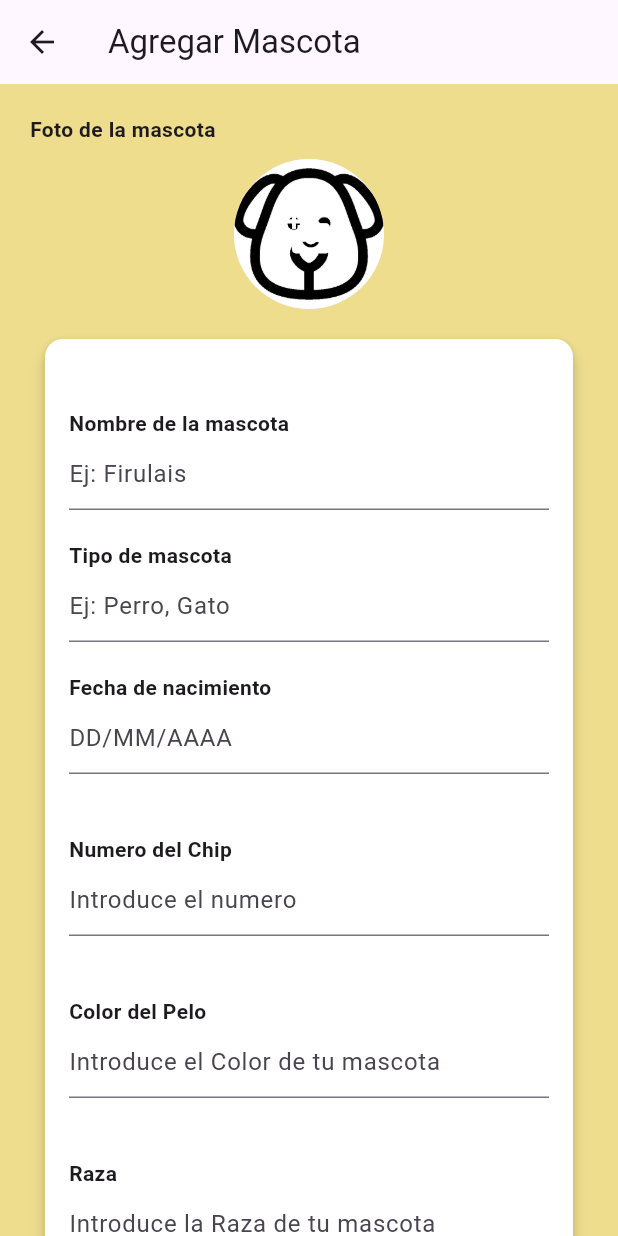
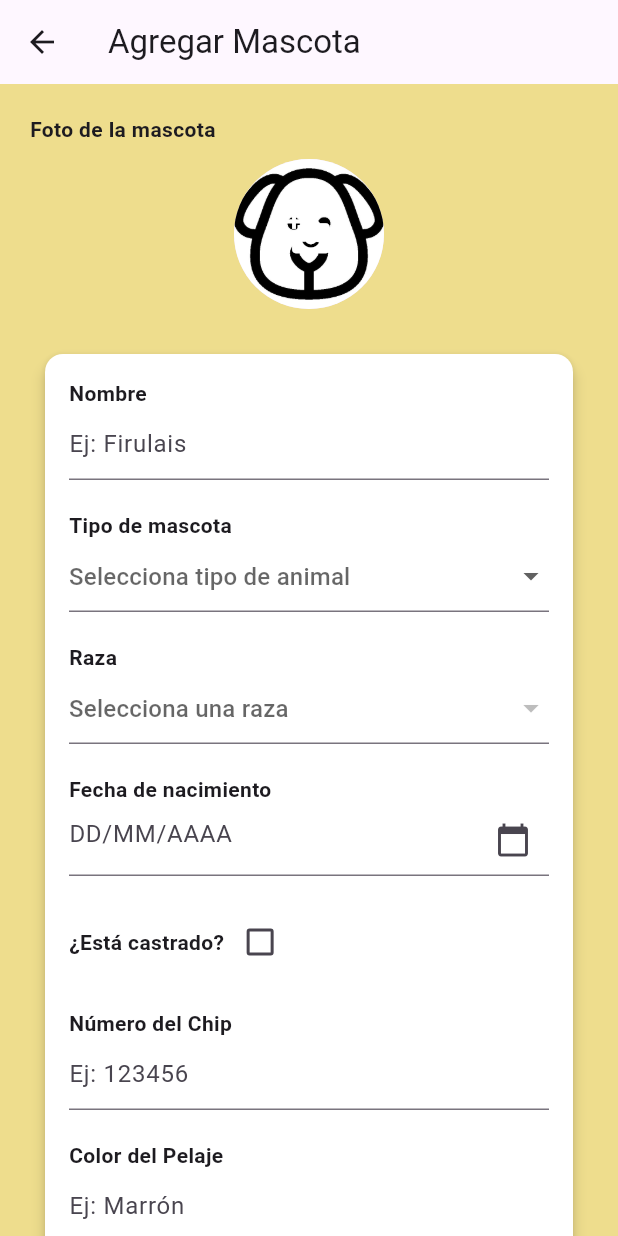
Before and after one commit to ElRisas1/pet_plan_pruebas, a Flutter app: the PantallaAgregarMascota screen opened directly, on a phone screen of 412 x 824 dp. Run offline on Flutter 3.47's test engine with Material 3 defaults, Android fonts, the phone set to English and light mode, and no system bars; our stand-ins replace carousel_slider, flutter_local_notifications, google_generative_ai, grouped_list, image_picker, qr_flutter and 3 more; accounts and stored records are empty.

Commit message:
se suben las mascotas a la base de datos, las imagenes no funcionan

```diff
--- a/lib/pantalla_agregar_mascota.dart
+++ b/lib/pantalla_agregar_mascota.dart
@@ -1,9 +1,10 @@
 import 'package:flutter/material.dart';
 import 'dart:io';
 import 'package:image_picker/image_picker.dart';
-//Pantallas
-
-// Pantalla para agregar mascota
+import 'package:supabase_flutter/supabase_flutter.dart';
+import 'package:uuid/uuid.dart';
+import 'package:path/path.dart' as path;
+import 'package:intl/intl.dart';
 
 class PantallaAgregarMascota extends StatefulWidget {
   const PantallaAgregarMascota({super.key});
@@ -13,28 +14,130 @@ class PantallaAgregarMascota extends StatefulWidget {
 }
 
 class _PantallaAgregarMascotaState extends State<PantallaAgregarMascota> {
+  final _formKey = GlobalKey<FormState>();
+  final TextEditingController _nombreController = TextEditingController();
+  final TextEditingController _fechaNacimientoController = TextEditingController();
+  final TextEditingController _numeroChipController = TextEditingController();
+  final TextEditingController _colorPelajeController = TextEditingController();
+  final TextEditingController _informacionExtraController = TextEditingController();
+  final TextEditingController _datosVeterinarioController = TextEditingController();
 
-  final _formKey = GlobalKey<FormState>(); // Clave para validar el formulario.
-  final TextEditingController _nombreController = TextEditingController(); // Para leer el campo "nombre".
-  final TextEditingController _tipoController = TextEditingController();   // Para leer el campo "tipo de mascota".
-  final TextEditingController _fechaNacimientoController = TextEditingController();// Para leer "fecha de nacimiento".
-  final TextEditingController _numeroChipController = TextEditingController();  //Para leer "numero chip"
-  final TextEditingController _colorPelajeController = TextEditingController();  //Para leer "color Pelaje"
-  final TextEditingController _razaController = TextEditingController();  //Para leer "raza"
-  final TextEditingController _informacionExtraController = TextEditingController();  //Para leer "Informacion extra"
-  final TextEditingController _datosVeterinarioController = TextEditingController();  //Para leer "Informacion extra"
+  File? _imagenMascota;
+  DateTime? _fechaSeleccionada;
+  String? _tipoAnimalSeleccionado;
+  List<String> _razas = [];
+  String? _razaSeleccionada;
+  bool _castrado = false;
 
-  File? _imagenMascota; // Variable que guardará la imagen seleccionada.
-
-  // FUNCION para seleccionar una imagen.
   Future<void> _seleccionarImagen() async {
     final ImagePicker picker = ImagePicker();
-    final XFile? imagenSeleccionada = await picker.pickImage(source: ImageSource.gallery); // esta linea abre la galería.
-
+    final XFile? imagenSeleccionada = await picker.pickImage(source: ImageSource.gallery);
     if (imagenSeleccionada != null) {
       setState(() {
-        _imagenMascota = File(imagenSeleccionada.path); // Guarda la imagen seleccionada en la variable.
+        _imagenMascota = File(imagenSeleccionada.path);
       });
+    }
+  }
+
+  Future<void> _seleccionarFecha(BuildContext context) async {
+    final DateTime? picked = await showDatePicker(
+      context: context,
+      initialDate: DateTime.now(),
+      firstDate: DateTime(2000),
+      lastDate: DateTime.now(),
+    );
+    if (picked != null) {
+      setState(() {
+        _fechaSeleccionada = picked;
+        _fechaNacimientoController.text = DateFormat('dd/MM/yyyy').format(picked);
+      });
+    }
+  }
+
+  void _cargarRazas() {
+    if (_tipoAnimalSeleccionado == 'Perro') {
+      _razas = ['Labrador', 'Bulldog', 'Pastor Alemán', 'Golden Retriever', 'Chihuahua'];
+    } else if (_tipoAnimalSeleccionado == 'Gato') {
+      _razas = ['Persa', 'Siames', 'Maine Coon', 'Bengalí', 'Esfinge'];
+    } else {
+      _razas = [];
+    }
+    _razaSeleccionada = null;
+  }
+
+  Future<void> _guardarMascota() async {
+    if (_formKey.currentState!.validate()) {
+      final user = Supabase.instance.client.auth.currentUser;
+      if (user == null) {
+        if (!mounted) return;
+        ScaffoldMessenger.of(context).showSnackBar(
+          const SnackBar(content: Text("Debes iniciar sesión")),
+        );
+        return;
+      }
+
+      String? fotoUrl;
+
+      if (_imagenMascota != null) {
+        final ext = path.extension(_imagenMascota!.path);
+        final fileName = '${const Uuid().v4()}$ext';
+        final filePath = 'mascotas/$fileName';
+        final bytes = await _imagenMascota!.readAsBytes();
+
+        try {
+          final response = await Supabase.instance.client.storage
+              .from('imagenesmascotas')
+              .uploadBinary(
+                filePath,
+                bytes,
+                fileOptions: const FileOptions(upsert: false),
+              );
+
+          print('✅ Imagen subida a: $filePath');
+          print('📦 Respuesta: $response');
+
+          fotoUrl = Supabase.instance.client.storage
+              .from('imagenesmascotas')
+              .getPublicUrl(filePath);
+
+          print('🔗 URL generada: $fotoUrl');
+        } catch (e) {
+          print('❌ ERROR al subir imagen: $e');
+          if (!mounted) return;
+          ScaffoldMessenger.of(context).showSnackBar(
+            SnackBar(content: Text('Error al subir la imagen: $e')),
+          );
+          return;
+        }
+      }
+
+      try {
+        await Supabase.instance.client.from('mascota').insert({
+          'Nombre': _nombreController.text,
+          'Edad': _fechaNacimientoController.text,
+          'Animal': _tipoAnimalSeleccionado,
+          'Castrado': _castrado ? 'Sí' : 'No',
+          'Color_pelaje': _colorPelajeController.text,
+          'Raza': _razaSeleccionada ?? 'Desconocida',
+          'Foto': fotoUrl ?? '',
+          'Informacion': _informacionExtraController.text,
+          'Veterinario': _datosVeterinarioController.text,
+          'Num_Chip': _numeroChipController.text,
+          'id_usuario': user.id,
+        }).select();
+
+        if (!mounted) return;
+        ScaffoldMessenger.of(context).showSnackBar(
+          const SnackBar(content: Text("Mascota guardada correctamente")),
+        );
+        Navigator.pop(context);
+      } catch (e) {
+        if (!mounted) return;
+        ScaffoldMessenger.of(context).showSnackBar(
+          SnackBar(content: Text("Error inesperado: $e")),
+        );
+        print('❌ Error al guardar mascota en la BD: $e');
+      }
     }
   }
 
@@ -46,7 +149,7 @@ class _PantallaAgregarMascotaState extends State<PantallaAgregarMascota> {
       body: SingleChildScrollView(
         padding: const EdgeInsets.all(20),
         child: Form(
-          key: _formKey, // Asocia el formulario a la clave para validación.
+          key: _formKey,
           child: Column(
             crossAxisAlignment: CrossAxisAlignment.start,
             children: [
@@ -54,108 +157,134 @@ class _PantallaAgregarMascotaState extends State<PantallaAgregarMascota> {
               const SizedBox(height: 10),
               Center(
                 child: GestureDetector(
-                  onTap: _seleccionarImagen, // Al tocar el avatar, se abre la galería.
+                  onTap: _seleccionarImagen,
                   child: CircleAvatar(
                     radius: 50,
                     backgroundImage: _imagenMascota != null
-                        ? FileImage(_imagenMascota!) // Muestra imagen si fue cargada
-                        : const AssetImage('assets/default.png') as ImageProvider, // Imagen por defecto
+                        ? FileImage(_imagenMascota!)
+                        : const AssetImage('assets/default.png') as ImageProvider,
                     child: _imagenMascota == null
-                        ? const Icon(Icons.add_a_photo, size: 30, color: Colors.white) // Ícono si no hay imagen
+                        ? const Icon(Icons.add_a_photo, size: 30, color: Colors.white)
                         : null,
                   ),
                 ),
               ),
+              const SizedBox(height: 20),
               Card(
                 elevation: 4,
-                shape: RoundedRectangleBorder(
-                  borderRadius: BorderRadius.circular(12),
-                ),
-                margin: const EdgeInsets.symmetric(vertical: 20, horizontal: 10),
+                shape: RoundedRectangleBorder(borderRadius: BorderRadius.circular(12)),
+                margin: const EdgeInsets.symmetric(vertical: 10, horizontal: 10),
                 color: Colors.white,
                 child: Padding(
                   padding: const EdgeInsets.all(16),
                   child: Column(
                     crossAxisAlignment: CrossAxisAlignment.start,
                     children: [
-                      const SizedBox(height: 30),
-                      const Text("Nombre de la mascota", style: TextStyle(fontWeight: FontWeight.bold)),
+                      const Text("Nombre", style: TextStyle(fontWeight: FontWeight.bold)),
                       TextFormField(
                         controller: _nombreController,
                         decoration: const InputDecoration(hintText: 'Ej: Firulais'),
                         validator: (value) => value == null || value.isEmpty ? 'Ingresa un nombre' : null,
                       ),
                       const SizedBox(height: 20),
-
                       const Text("Tipo de mascota", style: TextStyle(fontWeight: FontWeight.bold)),
-                      TextFormField(
-                        controller: _tipoController,
-                        decoration: const InputDecoration(hintText: 'Ej: Perro, Gato'),
+                      DropdownButtonFormField<String>(
+                        value: _tipoAnimalSeleccionado,
+                        decoration: const InputDecoration(hintText: 'Selecciona tipo de animal'),
+                        items: ['Perro', 'Gato']
+                            .map((tipo) => DropdownMenuItem(value: tipo, child: Text(tipo)))
+                            .toList(),
+                        onChanged: (value) {
+                          setState(() {
+                            _tipoAnimalSeleccionado = value;
+                            _cargarRazas();
+                          });
+                        },
+                        validator: (value) => value == null ? 'Selecciona el tipo de animal' : null,
                       ),
                       const SizedBox(height: 20),
-
+                      const Text("Raza", style: TextStyle(fontWeight: FontWeight.bold)),
+                      DropdownButtonFormField<String>(
+                        value: _razaSeleccionada,
+                        decoration: const InputDecoration(hintText: 'Selecciona una raza'),
+                        items: _razas
+                            .map((raza) => DropdownMenuItem(value: raza, child: Text(raza)))
+                            .toList(),
+                        onChanged: (value) {
+                          setState(() {
+                            _razaSeleccionada = value;
+                          });
+                        },
+                      ),
+                      const SizedBox(height: 20),
                       const Text("Fecha de nacimiento", style: TextStyle(fontWeight: FontWeight.bold)),
                       TextFormField(
                         controller: _fechaNacimientoController,
-                        decoration: const InputDecoration(hintText: 'DD/MM/AAAA'),
+                        readOnly: true,
+                        onTap: () => _seleccionarFecha(context),
+                        decoration: const InputDecoration(
+                          hintText: 'DD/MM/AAAA',
+                          suffixIcon: Icon(Icons.calendar_today),
+                        ),
+                        validator: (value) {
+                          if (value == null || value.isEmpty) {
+                            return 'Selecciona una fecha';
+                          }
+                          try {
+                            DateFormat('dd/MM/yyyy').parseStrict(value);
+                            return null;
+                          } catch (e) {
+                            return 'Formato de fecha inválido';
+                          }
+                        },
                       ),
-                      const SizedBox(height: 40),
-
-                      const Text("Numero del Chip", style: TextStyle(fontWeight: FontWeight.bold)),
+                      const SizedBox(height: 20),
+                      Row(
+                        children: [
+                          const Text("¿Está castrado?", style: TextStyle(fontWeight: FontWeight.bold)),
+                          Checkbox(
+                            value: _castrado,
+                            onChanged: (value) {
+                              setState(() {
+                                _castrado = value ?? false;
+                              });
+                            },
+                          ),
+                        ],
+                      ),
+                      const SizedBox(height: 20),
+                      const Text("Número del Chip", style: TextStyle(fontWeight: FontWeight.bold)),
                       TextFormField(
                         controller: _numeroChipController,
-                        decoration: const InputDecoration(hintText: 'Introduce el numero'),
+                        decoration: const InputDecoration(hintText: 'Ej: 123456'),
                       ),
-                      const SizedBox(height: 40),
-
-                      const Text("Color del Pelo", style: TextStyle(fontWeight: FontWeight.bold)),
+                      const SizedBox(height: 20),
+                      const Text("Color del Pelaje", style: TextStyle(fontWeight: FontWeight.bold)),
                       TextFormField(
                         controller: _colorPelajeController,
-                        decoration: const InputDecoration(hintText: 'Introduce el Color de tu mascota'),
+                        decoration: const InputDecoration(hintText: 'Ej: Marrón'),
                       ),
-                      const SizedBox(height: 40),
-
-                      const Text("Raza", style: TextStyle(fontWeight: FontWeight.bold)),
-                      TextFormField(
-                        controller: _razaController,
-                        decoration: const InputDecoration(hintText: 'Introduce la Raza de tu mascota'),
-                      ),
-                      const SizedBox(height: 40),
-
-                      const Text("Informacion", style: TextStyle(fontWeight: FontWeight.bold)),
+                      const SizedBox(height: 20),
+                      const Text("Información adicional", style: TextStyle(fontWeight: FontWeight.bold)),
                       TextFormField(
                         controller: _informacionExtraController,
-                        decoration: const InputDecoration(hintText: 'Cuentanos algo sobre tu mascota'),
+                        decoration: const InputDecoration(hintText: 'Datos adicionales'),
                       ),
-                      const SizedBox(height: 40),
-
+                      const SizedBox(height: 20),
                       const Text("Veterinario", style: TextStyle(fontWeight: FontWeight.bold)),
                       TextFormField(
                         controller: _datosVeterinarioController,
-                        decoration: const InputDecoration(hintText: 'Datos de tu veterinario de confianza'),
+                        decoration: const InputDecoration(hintText: 'Nombre o contacto'),
                       ),
-                      const SizedBox(height: 40),
-                    ]
-                  )
-                )
+                    ],
+                  ),
+                ),
               ),
-
-
-              //Boton de guardar.
+              const SizedBox(height: 20),
               Center(
                 child: ElevatedButton(
                   style: ElevatedButton.styleFrom(backgroundColor: Colors.green),
-                  onPressed: () {
-                    if (_formKey.currentState!.validate()) {
-                      final nombre = _nombreController.text;
-
-                      ScaffoldMessenger.of(context).showSnackBar(
-                        SnackBar(content: Text("Mascota '$nombre' guardada")),
-                      );
-
-                      Navigator.pop(context);
-                    }
-                  },
+                  onPressed: _guardarMascota,
                   child: const Text('Guardar Mascota'),
                 ),
               ),
@@ -165,12 +294,15 @@ class _PantallaAgregarMascotaState extends State<PantallaAgregarMascota> {
       ),
     );
   }
-  //Limpia la pantalla al salirse.
+
   @override
   void dispose() {
     _nombreController.dispose();
-    _tipoController.dispose();
     _fechaNacimientoController.dispose();
+    _numeroChipController.dispose();
+    _colorPelajeController.dispose();
+    _informacionExtraController.dispose();
+    _datosVeterinarioController.dispose();
     super.dispose();
   }
 }
--- a/pubspec.yaml
+++ b/pubspec.yaml
@@ -20,6 +20,9 @@ dependencies:
   shared_preferences: ^2.5.3
   qr_flutter: ^4.1.0
   timezone: ^0.9.2
+  uuid: ^4.0.0
+  path: ^1.8.3
+
 
 dev_dependencies:
   flutter_test:
```
Also changed, not shown: lib/pantalla_mascota.dart (+9 -7 lines), pubspec.lock.
